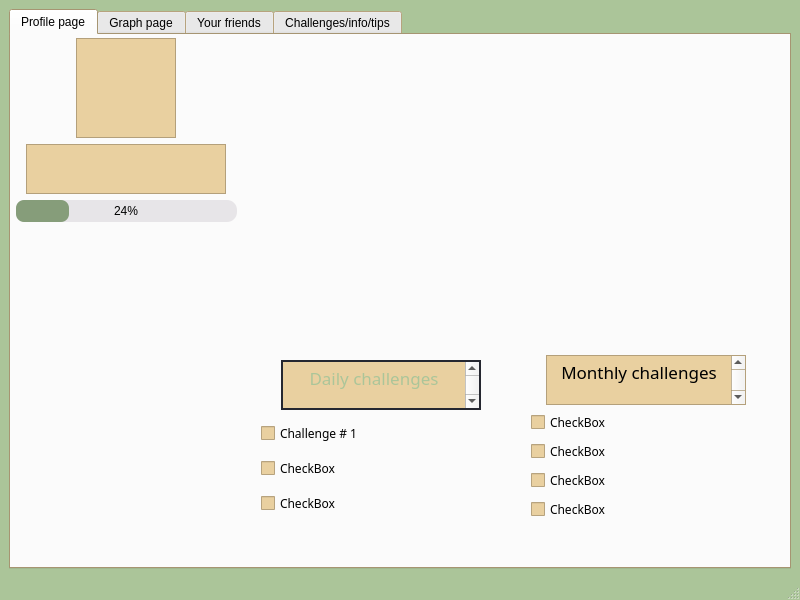
Qt form GUI/UICarbonTracker/mainwindow.ui (cgneo/CarbonTracker) before a commit.
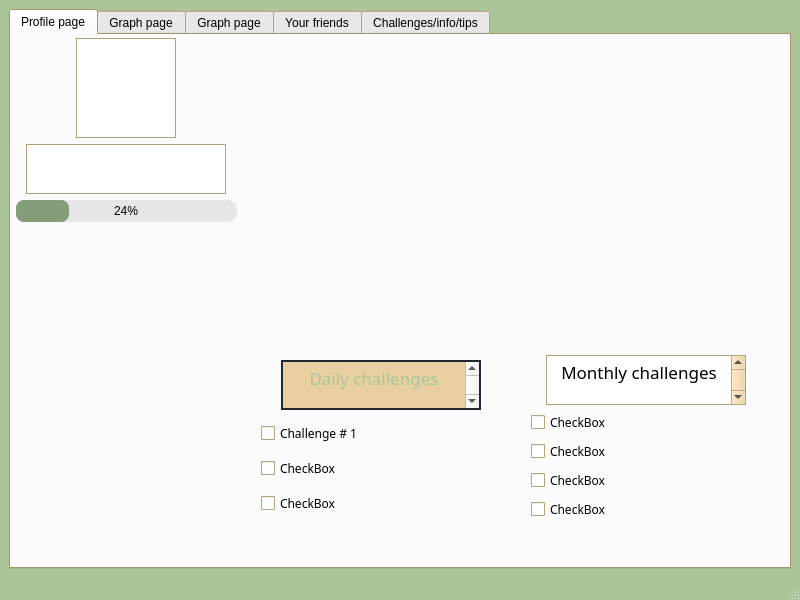
The same form after that commit. Icons and pictures are not drawn.

Diff of the .ui file:
```diff
--- a/GUI/UICarbonTracker/mainwindow.ui
+++ b/GUI/UICarbonTracker/mainwindow.ui
@@ -215,6 +215,448 @@
        </size>
       </property>
       <widget class="QWidget" name="tab">
+       <property name="palette">
+        <palette>
+         <active>
+          <colorrole role="WindowText">
+           <brush brushstyle="SolidPattern">
+            <color alpha="255">
+             <red>0</red>
+             <green>0</green>
+             <blue>0</blue>
+            </color>
+           </brush>
+          </colorrole>
+          <colorrole role="Button">
+           <brush brushstyle="SolidPattern">
+            <color alpha="255">
+             <red>233</red>
+             <green>208</green>
+             <blue>160</blue>
+            </color>
+           </brush>
+          </colorrole>
+          <colorrole role="Light">
+           <brush brushstyle="SolidPattern">
+            <color alpha="255">
+             <red>255</red>
+             <green>255</green>
+             <blue>255</blue>
+            </color>
+           </brush>
+          </colorrole>
+          <colorrole role="Midlight">
+           <brush brushstyle="SolidPattern">
+            <color alpha="255">
+             <red>244</red>
+             <green>231</green>
+             <blue>207</blue>
+            </color>
+           </brush>
+          </colorrole>
+          <colorrole role="Dark">
+           <brush brushstyle="SolidPattern">
+            <color alpha="255">
+             <red>117</red>
+             <green>104</green>
+             <blue>80</blue>
+            </color>
+           </brush>
+          </colorrole>
+          <colorrole role="Mid">
+           <brush brushstyle="SolidPattern">
+            <color alpha="255">
+             <red>156</red>
+             <green>139</green>
+             <blue>107</blue>
+            </color>
+           </brush>
+          </colorrole>
+          <colorrole role="Text">
+           <brush brushstyle="SolidPattern">
+            <color alpha="255">
+             <red>0</red>
+             <green>0</green>
+             <blue>0</blue>
+            </color>
+           </brush>
+          </colorrole>
+          <colorrole role="BrightText">
+           <brush brushstyle="SolidPattern">
+            <color alpha="255">
+             <red>255</red>
+             <green>255</green>
+             <blue>255</blue>
+            </color>
+           </brush>
+          </colorrole>
+          <colorrole role="ButtonText">
+           <brush brushstyle="SolidPattern">
+            <color alpha="255">
+             <red>0</red>
+             <green>0</green>
+             <blue>0</blue>
+            </color>
+           </brush>
+          </colorrole>
+          <colorrole role="Base">
+           <brush brushstyle="SolidPattern">
+            <color alpha="255">
+             <red>255</red>
+             <green>255</green>
+             <blue>255</blue>
+            </color>
+           </brush>
+          </colorrole>
+          <colorrole role="Window">
+           <brush brushstyle="SolidPattern">
+            <color alpha="255">
+             <red>233</red>
+             <green>208</green>
+             <blue>160</blue>
+            </color>
+           </brush>
+          </colorrole>
+          <colorrole role="Shadow">
+           <brush brushstyle="SolidPattern">
+            <color alpha="255">
+             <red>0</red>
+             <green>0</green>
+             <blue>0</blue>
+            </color>
+           </brush>
+          </colorrole>
+          <colorrole role="AlternateBase">
+           <brush brushstyle="SolidPattern">
+            <color alpha="255">
+             <red>244</red>
+             <green>231</green>
+             <blue>207</blue>
+            </color>
+           </brush>
+          </colorrole>
+          <colorrole role="ToolTipBase">
+           <brush brushstyle="SolidPattern">
+            <color alpha="255">
+             <red>255</red>
+             <green>255</green>
+             <blue>220</blue>
+            </color>
+           </brush>
+          </colorrole>
+          <colorrole role="ToolTipText">
+           <brush brushstyle="SolidPattern">
+            <color alpha="255">
+             <red>0</red>
+             <green>0</green>
+             <blue>0</blue>
+            </color>
+           </brush>
+          </colorrole>
+          <colorrole role="PlaceholderText">
+           <brush brushstyle="SolidPattern">
+            <color alpha="128">
+             <red>0</red>
+             <green>0</green>
+             <blue>0</blue>
+            </color>
+           </brush>
+          </colorrole>
+         </active>
+         <inactive>
+          <colorrole role="WindowText">
+           <brush brushstyle="SolidPattern">
+            <color alpha="255">
+             <red>0</red>
+             <green>0</green>
+             <blue>0</blue>
+            </color>
+           </brush>
+          </colorrole>
+          <colorrole role="Button">
+           <brush brushstyle="SolidPattern">
+            <color alpha="255">
+             <red>233</red>
+             <green>208</green>
+             <blue>160</blue>
+            </color>
+           </brush>
+          </colorrole>
+          <colorrole role="Light">
+           <brush brushstyle="SolidPattern">
+            <color alpha="255">
+             <red>255</red>
+             <green>255</green>
+             <blue>255</blue>
+            </color>
+           </brush>
+          </colorrole>
+          <colorrole role="Midlight">
+           <brush brushstyle="SolidPattern">
+            <color alpha="255">
+             <red>244</red>
+             <green>231</green>
+             <blue>207</blue>
+            </color>
+           </brush>
+          </colorrole>
+          <colorrole role="Dark">
+           <brush brushstyle="SolidPattern">
+            <color alpha="255">
+             <red>117</red>
+             <green>104</green>
+             <blue>80</blue>
+            </color>
+           </brush>
+          </colorrole>
+          <colorrole role="Mid">
+           <brush brushstyle="SolidPattern">
+            <color alpha="255">
+             <red>156</red>
+             <green>139</green>
+             <blue>107</blue>
+            </color>
+           </brush>
+          </colorrole>
+          <colorrole role="Text">
+           <brush brushstyle="SolidPattern">
+            <color alpha="255">
+             <red>0</red>
+             <green>0</green>
+             <blue>0</blue>
+            </color>
+           </brush>
+          </colorrole>
+          <colorrole role="BrightText">
+           <brush brushstyle="SolidPattern">
+            <color alpha="255">
+             <red>255</red>
+             <green>255</green>
+             <blue>255</blue>
+            </color>
+           </brush>
+          </colorrole>
+          <colorrole role="ButtonText">
+           <brush brushstyle="SolidPattern">
+            <color alpha="255">
+             <red>0</red>
+             <green>0</green>
+             <blue>0</blue>
+            </color>
+           </brush>
+          </colorrole>
+          <colorrole role="Base">
+           <brush brushstyle="SolidPattern">
+            <color alpha="255">
+             <red>255</red>
+             <green>255</green>
+             <blue>255</blue>
+            </color>
+           </brush>
+          </colorrole>
+          <colorrole role="Window">
+           <brush brushstyle="SolidPattern">
+            <color alpha="255">
+             <red>233</red>
+             <green>208</green>
+             <blue>160</blue>
+            </color>
+           </brush>
+          </colorrole>
+          <colorrole role="Shadow">
+           <brush brushstyle="SolidPattern">
+            <color alpha="255">
+             <red>0</red>
+             <green>0</green>
+             <blue>0</blue>
+            </color>
+           </brush>
+          </colorrole>
+          <colorrole role="AlternateBase">
+           <brush brushstyle="SolidPattern">
+            <color alpha="255">
+             <red>244</red>
+             <green>231</green>
+             <blue>207</blue>
+            </color>
+           </brush>
+          </colorrole>
+          <colorrole role="ToolTipBase">
+           <brush brushstyle="SolidPattern">
+            <color alpha="255">
+             <red>255</red>
+             <green>255</green>
+             <blue>220</blue>
+            </color>
+           </brush>
+          </colorrole>
+          <colorrole role="ToolTipText">
+           <brush brushstyle="SolidPattern">
+            <color alpha="255">
+             <red>0</red>
+             <green>0</green>
+             <blue>0</blue>
+            </color>
+           </brush>
+          </colorrole>
+          <colorrole role="PlaceholderText">
+           <brush brushstyle="SolidPattern">
+            <color alpha="128">
+             <red>0</red>
+             <green>0</green>
+             <blue>0</blue>
+            </color>
+           </brush>
+          </colorrole>
+         </inactive>
+         <disabled>
+          <colorrole role="WindowText">
+           <brush brushstyle="SolidPattern">
+            <color alpha="255">
+             <red>117</red>
+             <green>104</green>
+             <blue>80</blue>
+            </color>
+           </brush>
+          </colorrole>
+          <colorrole role="Button">
+           <brush brushstyle="SolidPattern">
+            <color alpha="255">
+             <red>233</red>
+             <green>208</green>
+             <blue>160</blue>
+            </color>
+           </brush>
+          </colorrole>
+          <colorrole role="Light">
+           <brush brushstyle="SolidPattern">
+            <color alpha="255">
+             <red>255</red>
+             <green>255</green>
+             <blue>255</blue>
+            </color>
+           </brush>
+          </colorrole>
+          <colorrole role="Midlight">
+           <brush brushstyle="SolidPattern">
+            <color alpha="255">
+             <red>244</red>
+             <green>231</green>
+             <blue>207</blue>
+            </color>
+           </brush>
+          </colorrole>
+          <colorrole role="Dark">
+           <brush brushstyle="SolidPattern">
+            <color alpha="255">
+             <red>117</red>
+             <green>104</green>
+             <blue>80</blue>
+            </color>
+           </brush>
+          </colorrole>
+          <colorrole role="Mid">
+           <brush brushstyle="SolidPattern">
+            <color alpha="255">
+             <red>156</red>
+             <green>139</green>
+             <blue>107</blue>
+            </color>
+           </brush>
+          </colorrole>
+          <colorrole role="Text">
+           <brush brushstyle="SolidPattern">
+            <color alpha="255">
+             <red>117</red>
+             <green>104</green>
+             <blue>80</blue>
+            </color>
+           </brush>
+          </colorrole>
+          <colorrole role="BrightText">
+           <brush brushstyle="SolidPattern">
+            <color alpha="255">
+             <red>255</red>
+             <green>255</green>
+             <blue>255</blue>
+            </color>
+           </brush>
+          </colorrole>
+          <colorrole role="ButtonText">
+           <brush brushstyle="SolidPattern">
+            <color alpha="255">
+             <red>117</red>
+             <green>104</green>
+             <blue>80</blue>
+            </color>
+           </brush>
+          </colorrole>
+          <colorrole role="Base">
+           <brush brushstyle="SolidPattern">
+            <color alpha="255">
+             <red>233</red>
+             <green>208</green>
+             <blue>160</blue>
+            </color>
+           </brush>
+          </colorrole>
+          <colorrole role="Window">
+           <brush brushstyle="SolidPattern">
+            <color alpha="255">
+             <red>233</red>
+             <green>208</green>
+             <blue>160</blue>
+            </color>
+           </brush>
+          </colorrole>
+          <colorrole role="Shadow">
+           <brush brushstyle="SolidPattern">
+            <color alpha="255">
+             <red>0</red>
+             <green>0</green>
+             <blue>0</blue>
+            </color>
+           </brush>
+          </colorrole>
+          <colorrole role="AlternateBase">
+           <brush brushstyle="SolidPattern">
+            <color alpha="255">
+             <red>233</red>
+             <green>208</green>
+             <blue>160</blue>
+            </color>
+           </brush>
+          </colorrole>
+          <colorrole role="ToolTipBase">
+           <brush brushstyle="SolidPattern">
+            <color alpha="255">
+             <red>255</red>
+             <green>255</green>
+             <blue>220</blue>
+            </color>
+           </brush>
+          </colorrole>
+          <colorrole role="ToolTipText">
+           <brush brushstyle="SolidPattern">
+            <color alpha="255">
+             <red>0</red>
+             <green>0</green>
+             <blue>0</blue>
+            </color>
+           </brush>
+          </colorrole>
+          <colorrole role="PlaceholderText">
+           <brush brushstyle="SolidPattern">
+            <color alpha="128">
+             <red>0</red>
+             <green>0</green>
+             <blue>0</blue>
+            </color>
+           </brush>
+          </colorrole>
+         </disabled>
+        </palette>
+       </property>
        <attribute name="title">
         <string>Profile page</string>
        </attribute>
@@ -639,6 +1081,66 @@
 &lt;p style=&quot;-qt-paragraph-type:empty; margin-top:0px; margin-bottom:0px; margin-left:0px; margin-right:0px; -qt-block-indent:0; text-indent:0px;&quot;&gt;&lt;br /&gt;&lt;/p&gt;&lt;/body&gt;&lt;/html&gt;</string>
         </property>
        </widget>
+       <widget class="QTextBrowser" name="textBrowser_4">
+        <property name="geometry">
+         <rect>
+          <x>70</x>
+          <y>210</y>
+          <width>181</width>
+          <height>51</height>
+         </rect>
+        </property>
+        <property name="html">
+         <string>&lt;!DOCTYPE HTML PUBLIC &quot;-//W3C//DTD HTML 4.0//EN&quot; &quot;http://www.w3.org/TR/REC-html40/strict.dtd&quot;&gt;
+&lt;html&gt;&lt;head&gt;&lt;meta name=&quot;qrichtext&quot; content=&quot;1&quot; /&gt;&lt;style type=&quot;text/css&quot;&gt;
+p, li { white-space: pre-wrap; }
+&lt;/style&gt;&lt;/head&gt;&lt;body style=&quot; font-family:'.AppleSystemUIFont'; font-size:13pt; font-weight:400; font-style:normal;&quot;&gt;
+&lt;p align=&quot;center&quot; style=&quot; margin-top:12px; margin-bottom:12px; margin-left:0px; margin-right:0px; -qt-block-indent:0; text-indent:0px;&quot;&gt;number of seeds&lt;/p&gt;
+&lt;p align=&quot;center&quot; style=&quot; margin-top:12px; margin-bottom:12px; margin-left:0px; margin-right:0px; -qt-block-indent:0; text-indent:0px;&quot;&gt;&lt;br /&gt;&lt;/p&gt;&lt;/body&gt;&lt;/html&gt;</string>
+        </property>
+       </widget>
+       <widget class="QProgressBar" name="Seedsprogress">
+        <property name="geometry">
+         <rect>
+          <x>70</x>
+          <y>260</y>
+          <width>181</width>
+          <height>21</height>
+         </rect>
+        </property>
+        <property name="value">
+         <number>24</number>
+        </property>
+       </widget>
+       <widget class="QCheckBox" name="checkBox">
+        <property name="geometry">
+         <rect>
+          <x>300</x>
+          <y>210</y>
+          <width>131</width>
+          <height>20</height>
+         </rect>
+        </property>
+        <property name="text">
+         <string>Challenge 1</string>
+        </property>
+       </widget>
+       <widget class="QDial" name="dial">
+        <property name="geometry">
+         <rect>
+          <x>490</x>
+          <y>210</y>
+          <width>50</width>
+          <height>64</height>
+         </rect>
+        </property>
+       </widget>
+      </widget>
+      <widget class="QWidget" name="tab_2">
+       <attribute name="title">
+        <string>Graph page</string>
+       </attribute>
+
       </widget>
       <widget class="QWidget" name="tab_3">
        <attribute name="title">
```
